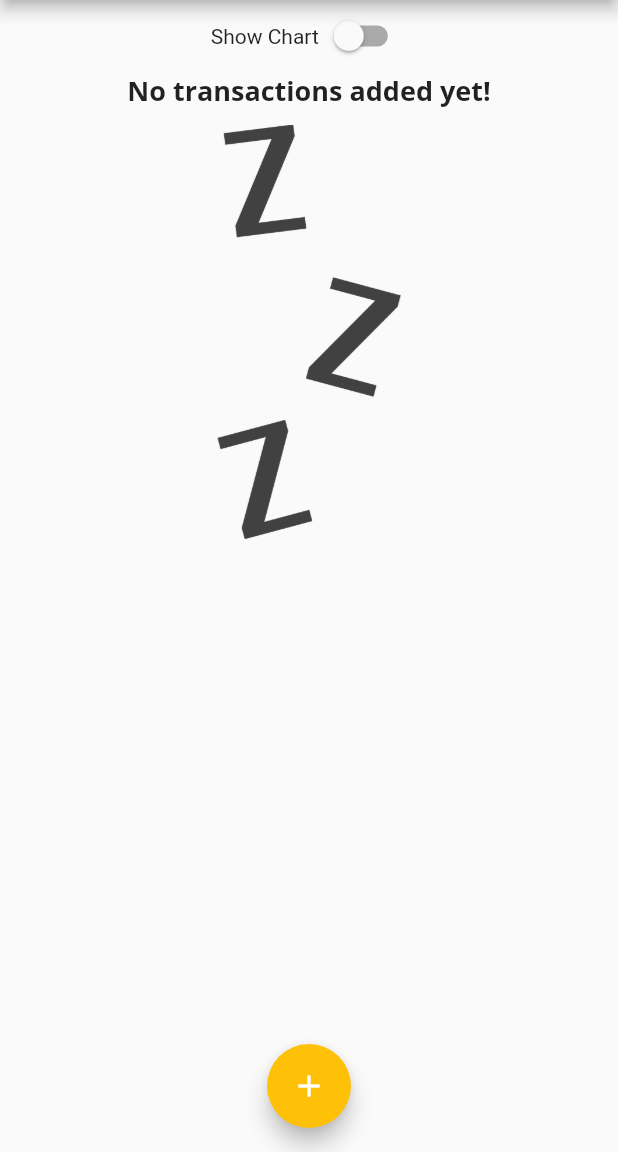
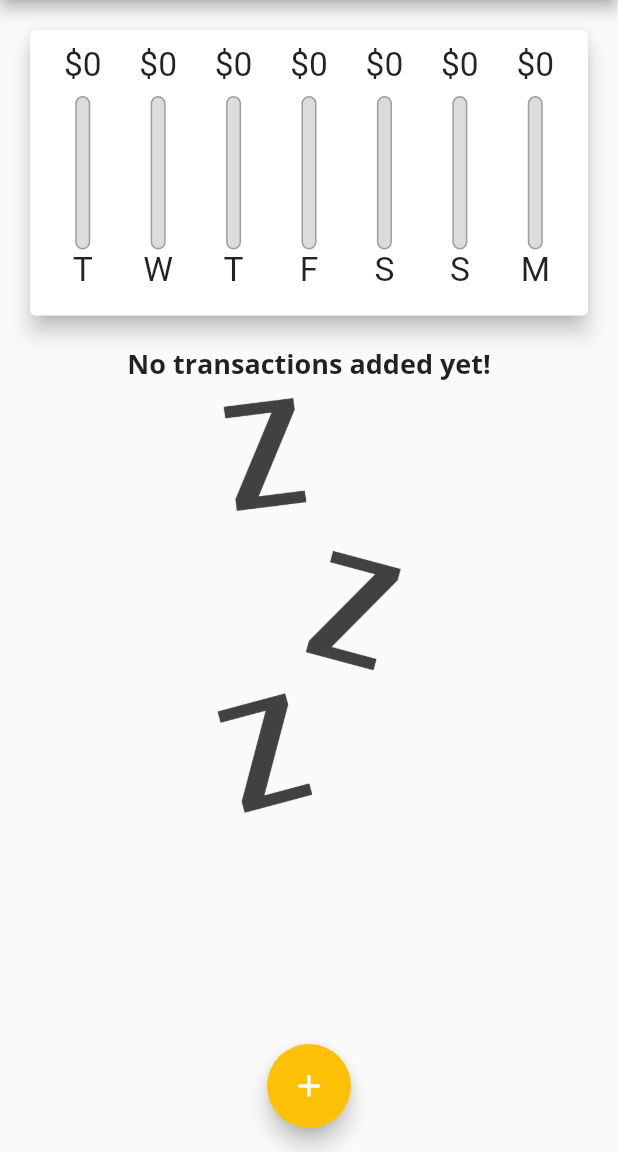
Before and after one commit to Azuos0/flutter-personal-expenses-app, a Flutter app: the screen it shows after launch, on a phone screen of 412 x 824 dp, the part 84-1236 px from its top. Run offline on Flutter 3.47's test engine with Material 2 defaults, Android fonts, the phone set to English and light mode, and no system bars.

```diff
--- a/lib/main.dart
+++ b/lib/main.dart
@@ -102,6 +102,8 @@ class _MyHomePageState extends State<MyHomePage> {
 
   @override
   Widget build(BuildContext context) {
+    final isLandscape =
+        MediaQuery.of(context).orientation == Orientation.landscape;
     final appBar = AppBar(
       title: const Text('Personal Expenses'),
       actions: [
@@ -111,12 +113,23 @@ class _MyHomePageState extends State<MyHomePage> {
         ),
       ],
     );
+    final txListWidget = SizedBox(
+      height: (MediaQuery.of(context).size.height -
+              appBar.preferredSize.height -
+              MediaQuery.of(context).padding.top) *
+          0.6,
+      child: TransactionList(
+        transactions: _userTransactions,
+        deleteTx: _deleteTransaction,
+      ),
+    );
 
     return Scaffold(
       appBar: appBar,
       body: SingleChildScrollView(
         child: Column(
           children: <Widget>[
+            if (isLandscape)
               Row(
                 mainAxisAlignment: MainAxisAlignment.center,
                 children: [
@@ -128,6 +141,16 @@ class _MyHomePageState extends State<MyHomePage> {
                   )
                 ],
               ),
+            if (!isLandscape)
+              SizedBox(
+                height: (MediaQuery.of(context).size.height -
+                        appBar.preferredSize.height -
+                        MediaQuery.of(context).padding.top) *
+                    0.3,
+                child: Chart(recentTransactions: _recentTransactions),
+              ),
+            if (!isLandscape) txListWidget,
+            if (isLandscape)
               _showChart
                   ? SizedBox(
                       height: (MediaQuery.of(context).size.height -
@@ -136,16 +159,7 @@ class _MyHomePageState extends State<MyHomePage> {
                           0.7,
                       child: Chart(recentTransactions: _recentTransactions),
                     )
-                : SizedBox(
-                    height: (MediaQuery.of(context).size.height -
-                            appBar.preferredSize.height -
-                            MediaQuery.of(context).padding.top) *
-                        0.6,
-                    child: TransactionList(
-                      transactions: _userTransactions,
-                      deleteTx: _deleteTransaction,
-                    ),
-                  ),
+                  : txListWidget,
           ],
         ),
       ),
```
Lines whose indentation alone changed are shown as unchanged.
